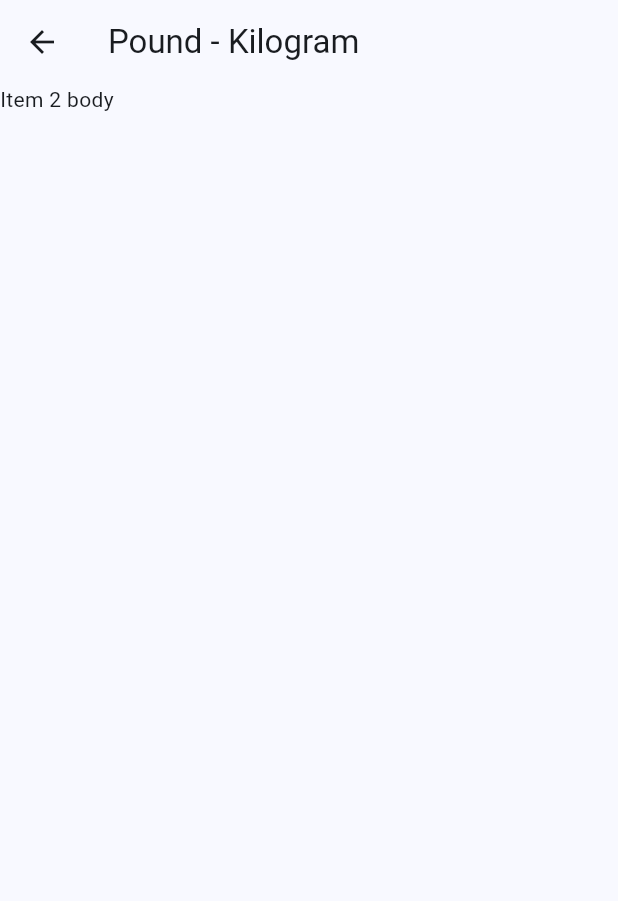
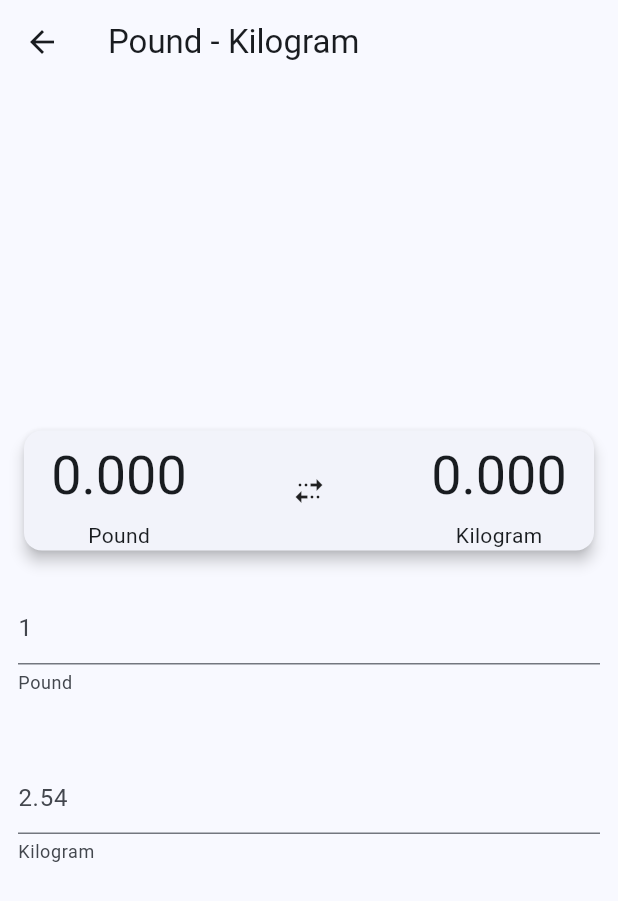
Before and after one commit to gcmoony/equals, a Flutter app: the screen it shows after launch, after a tap on "Pound - Kilogram", on a phone screen of 412 x 824 dp. Shown: the top 901 px of the screen. Run offline on Flutter 3.47's test engine with Material 3 defaults, Android fonts, the light colour scheme and no system bars.

Commit message:
Created generic class object for conversions

```diff
--- a/lib/routes/commontools.dart
+++ b/lib/routes/commontools.dart
@@ -39,7 +39,11 @@ class CommonToolsPage extends StatelessWidget {
                       builder: (BuildContext context) {
                         return Scaffold(
                           appBar: AppBar(title: const Text("Pound - Kilogram")),
-                          body: Text("Item 2 body"),
+                          body: ConversionItem(
+                            conversionRate: 0.45359237,
+                            firstUnitName: "Pound",
+                            secondUnitName: "Kilogram",
+                          ),
                         );
                       },
                     ),
@@ -67,6 +71,135 @@ class CommonToolsPage extends StatelessWidget {
           ),
         ],
       ),
+    );
+  }
+}
+
+class ConversionItem extends StatefulWidget {
+  const ConversionItem({
+    super.key,
+    required this.conversionRate,
+    required this.firstUnitName,
+    required this.secondUnitName,
+  });
+  final String firstUnitName;
+  final String secondUnitName;
+  final double conversionRate;
+
+  @override
+  State<ConversionItem> createState() => _ConversionItemState();
+}
+
+class _ConversionItemState extends State<ConversionItem> {
+  double firstUnitValue = 0;
+  double secondUnitValue = 0;
+  String errMsg1 = "";
+  String errMsg2 = "";
+  @override
+  Widget build(BuildContext context) {
+    return Column(
+      crossAxisAlignment: CrossAxisAlignment.center,
+      mainAxisAlignment: MainAxisAlignment.center,
+      children: [
+        Padding(
+          padding: const EdgeInsets.all(12.0),
+          child: Card(
+            elevation: 4,
+            child: Row(
+              mainAxisAlignment: MainAxisAlignment.center,
+              crossAxisAlignment: CrossAxisAlignment.center,
+              children: [
+                Expanded(
+                  child: Center(
+                    child: Column(
+                      children: [
+                        Padding(
+                          padding: const EdgeInsets.all(8.0),
+                          child: SelectionArea(
+                            child: Text(
+                              firstUnitValue.toStringAsFixed(3),
+                              style: Theme.of(context).textTheme.displaySmall,
+                              softWrap: false,
+                              overflow: TextOverflow.fade,
+                            ),
+                          ),
+                        ),
+                        Text(widget.firstUnitName),
+                      ],
+                    ),
+                  ),
+                ),
+                Expanded(child: Center(child: Icon(Icons.multiple_stop))),
+                Expanded(
+                  child: Center(
+                    child: Column(
+                      children: [
+                        Padding(
+                          padding: const EdgeInsets.all(8.0),
+                          child: SelectionArea(
+                            child: Text(
+                              secondUnitValue.toStringAsFixed(3),
+                              style: Theme.of(context).textTheme.displaySmall,
+                              softWrap: false,
+                              overflow: TextOverflow.fade,
+                            ),
+                          ),
+                        ),
+                        Text(widget.secondUnitName),
+                      ],
+                    ),
+                  ),
+                ),
+              ],
+            ),
+          ),
+        ),
+
+        Padding(
+          padding: const EdgeInsets.all(12.0),
+          child: TextField(
+            decoration: InputDecoration(
+              hintText: "1",
+              helperText: widget.firstUnitName,
+            ),
+            onChanged:
+                (newFirstUnitValue) => setState(() {
+                  try {
+                    firstUnitValue = double.parse(newFirstUnitValue);
+                    errMsg1 = "";
+                  } catch (err) {
+                    errMsg1 = "Must be a valid number";
+                    firstUnitValue = 0;
+                  }
+                  secondUnitValue = firstUnitValue * widget.conversionRate;
+                }),
+          ),
+        ),
+        Text(errMsg1),
+
+        Padding(
+          padding: const EdgeInsets.all(12.0),
+          child: TextField(
+            // controller: TextEditingController(text: centimeters.toString()),
+            decoration: InputDecoration(
+              hintText: "2.54",
+              helperText: widget.secondUnitName,
+            ),
+            onChanged:
+                (newSecondUnitValue) => setState(() {
+                  try {
+                    secondUnitValue = double.parse(newSecondUnitValue);
+                    errMsg2 = "";
+                  } catch (err) {
+                    errMsg2 = "Must be a valid number";
+                    secondUnitValue = 0;
+                  }
+                  firstUnitValue = secondUnitValue / widget.conversionRate;
+                }),
+          ),
+        ),
+        Text(errMsg2),
+      ],
     );
   }
 }
```
